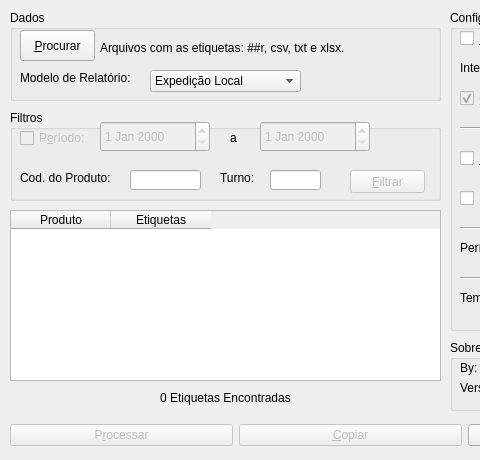
Old version of the form GUI/Leitor Etiquetas Python.ui in the repository siqueiradias/Leitor-e-Digitador-Etiquetas; both pictures show x 0 to 480 and y 0 to 460 of the 700 by 460 pixel window.
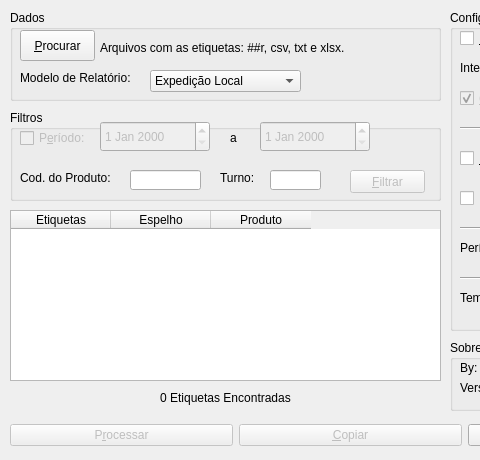
New version of the form.

Commit message: AJUSTE DE TELA

What changed in the file:
```diff
--- a/GUI/Leitor Etiquetas Python.ui
+++ b/GUI/Leitor Etiquetas Python.ui
@@ -613,16 +613,21 @@
       <height>171</height>
      </rect>
     </property>
-    <column>
-     <property name="text">
-      <string>Produto</string>
-     </property>
-    </column>
     <column>
      <property name="text">
       <string>Etiquetas</string>
      </property>
     </column>
+    <column>
+     <property name="text">
+      <string>Espelho</string>
+     </property>
+    </column>
+    <column>
+     <property name="text">
+      <string>Produto</string>
+     </property>
+    </column>
    </widget>
    <widget class="QLabel" name="lblTotalEtiquetas">
     <property name="geometry">
```
Left out of the diff: 2 changed lines with no effect on the pictures. The commit also changes 2 other files.
